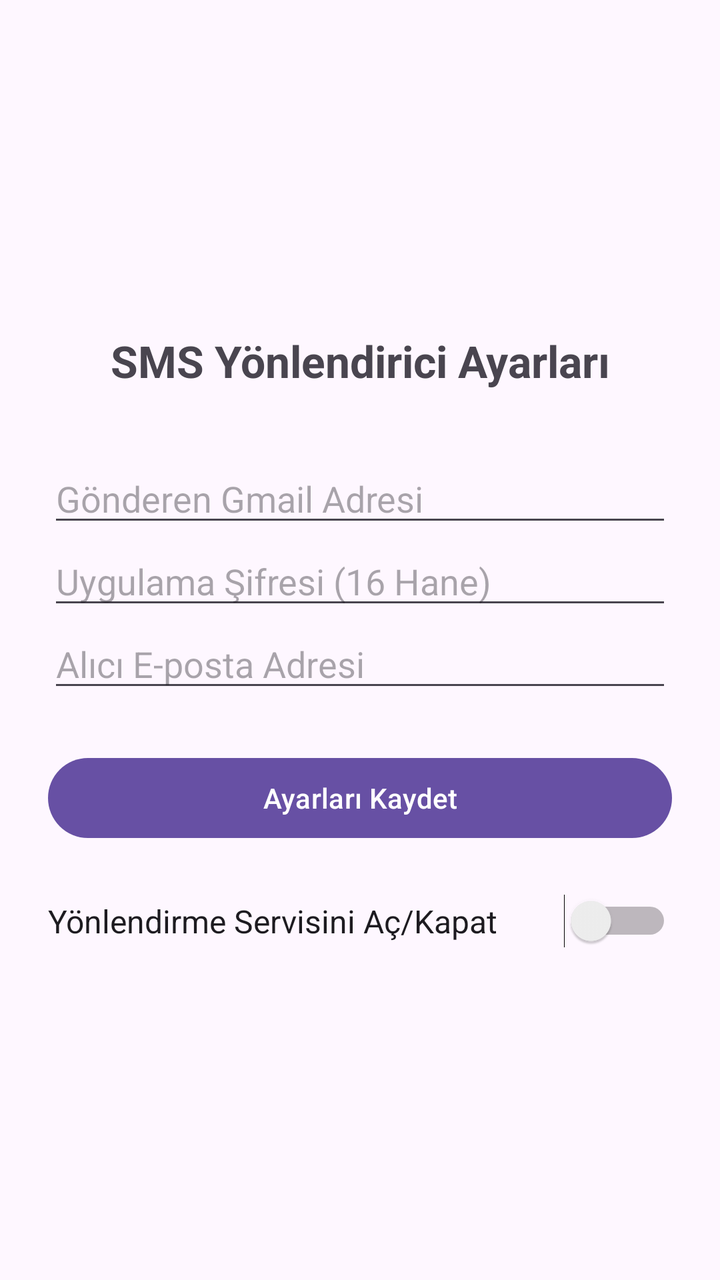
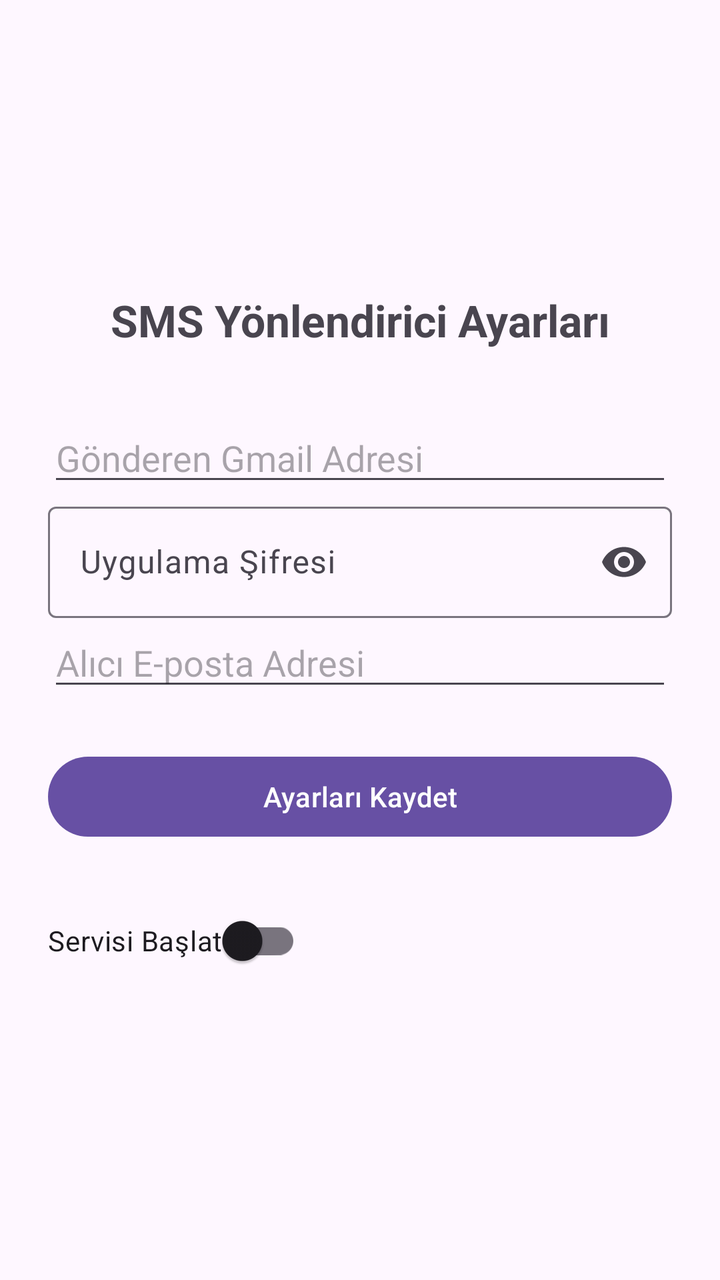

Two renders of the same Android screen: before a commit and after it. Below are the layout's source before the change and the commit's diff.
<!-- AndroidManifest.xml: application theme Theme.Sms2Mail -->
<!-- res/layout/activity_main.xml -->
<?xml version="1.0" encoding="utf-8"?>
<LinearLayout xmlns:android="http://schemas.android.com/apk/res/android"
    android:layout_width="match_parent"
    android:layout_height="match_parent"
    android:orientation="vertical"
    android:padding="24dp"
    android:gravity="center_vertical">

    <TextView
        android:layout_width="match_parent"
        android:layout_height="wrap_content"
        android:text="SMS Yönlendirici Ayarları"
        android:textSize="22sp"
        android:textStyle="bold"
        android:textAlignment="center"
        android:layout_marginBottom="32dp"/>

    <EditText
        android:id="@+id/editSenderMail"
        android:layout_width="match_parent"
        android:layout_height="wrap_content"
        android:hint="Gönderen Gmail Adresi"
        android:inputType="textEmailAddress" />

    <EditText
        android:id="@+id/editPassword"
        android:layout_width="match_parent"
        android:layout_height="wrap_content"
        android:hint="Uygulama Şifresi (16 Hane)"
        android:inputType="textPassword" />

    <EditText
        android:id="@+id/editReceiverMail"
        android:layout_width="match_parent"
        android:layout_height="wrap_content"
        android:hint="Alıcı E-posta Adresi"
        android:inputType="textEmailAddress"
        android:layout_marginBottom="24dp" />

    <Button
        android:id="@+id/btnSave"
        android:layout_width="match_parent"
        android:layout_height="wrap_content"
        android:text="Ayarları Kaydet"
        android:layout_marginBottom="24dp"/>

    <Switch
        android:id="@+id/switchService"
        android:layout_width="match_parent"
        android:layout_height="wrap_content"
        android:text="Yönlendirme Servisini Aç/Kapat"
        android:textSize="16sp" />

</LinearLayout>
<!-- resources referenced by this layout -->
<resources>
  <style name="Theme.Sms2Mail" parent="Base.Theme.Sms2Mail" />
  <style name="Base.Theme.Sms2Mail" parent="Theme.Material3.DayNight.NoActionBar">
          
          
      </style>
</resources>

<!-- the commit's change to res/layout/activity_main.xml (unified diff, before → after) -->
@@ -1,5 +1,7 @@
 <?xml version="1.0" encoding="utf-8"?>
-<LinearLayout xmlns:android="http://schemas.android.com/apk/res/android"
+<LinearLayout
+    xmlns:android="http://schemas.android.com/apk/res/android"
+    xmlns:app="http://schemas.android.com/apk/res-auto"
     android:layout_width="match_parent"
     android:layout_height="match_parent"
     android:orientation="vertical"
@@ -22,12 +24,19 @@
         android:hint="Gönderen Gmail Adresi"
         android:inputType="textEmailAddress" />
 
-    <EditText
-        android:id="@+id/editPassword"
+    <com.google.android.material.textfield.TextInputLayout
         android:layout_width="match_parent"
         android:layout_height="wrap_content"
-        android:hint="Uygulama Şifresi (16 Hane)"
-        android:inputType="textPassword" />
+        app:endIconMode="password_toggle">
+
+        <com.google.android.material.textfield.TextInputEditText
+            android:id="@+id/editPasswordYeni"
+            android:layout_width="match_parent"
+            android:layout_height="wrap_content"
+            android:hint="Uygulama Şifresi"
+            android:inputType="textPassword" />
+
+    </com.google.android.material.textfield.TextInputLayout>
 
     <EditText
         android:id="@+id/editReceiverMail"
@@ -44,11 +53,10 @@
         android:text="Ayarları Kaydet"
         android:layout_marginBottom="24dp"/>
 
-    <Switch
+    <androidx.appcompat.widget.SwitchCompat
         android:id="@+id/switchService"
-        android:layout_width="match_parent"
+        android:layout_width="wrap_content"
         android:layout_height="wrap_content"
-        android:text="Yönlendirme Servisini Aç/Kapat"
-        android:textSize="16sp" />
+        android:text="Servisi Başlat" />
 
 </LinearLayout>
